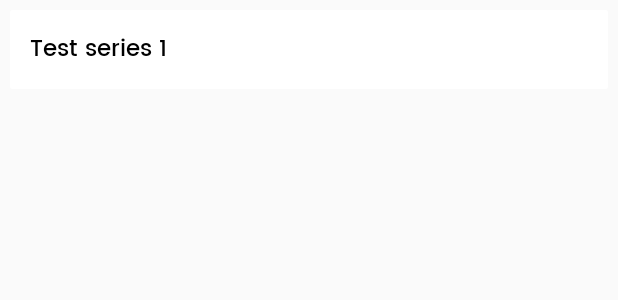
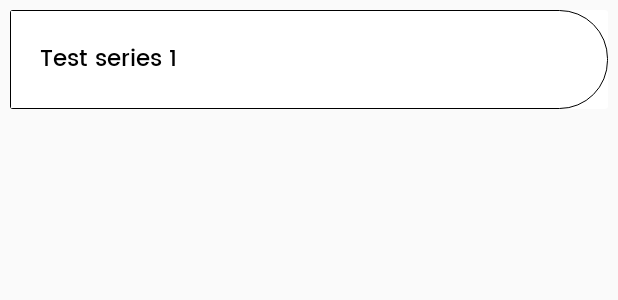
Before and after one commit to sagarkhawse/ItiTestVersionNew, an Android app: the layout item_test_series.xml on its own in the app's theme, with its tools: preview values and no code run, on a phone screen of 412 x 824 dp. Shown: the top 300 px of the screen. Run offline under Robolectric (Android 15) with nearby library versions, the phone set to English and light mode, and no system bars.

Commit message:
All done

```diff
--- a/app/src/main/res/drawable/bg_sidecurve_white.xml
+++ b/app/src/main/res/drawable/bg_sidecurve_white.xml
@@ -6,6 +6,8 @@
                 android:topRightRadius="32dp"
                 android:bottomRightRadius="32dp"/>
             <solid android:color="@color/color_white" />
+    <stroke android:color="@color/black" android:width="0.5dp"/>
         </shape>
     </item>
+
 </selector>
--- a/app/src/main/res/layout/item_subject.xml
+++ b/app/src/main/res/layout/item_subject.xml
@@ -33,14 +33,16 @@
                         android:layout_width="100dp"
                         android:layout_height="100dp"
                         android:layout_centerVertical="true"
+                        android:layout_alignParentEnd="true"
                         android:layout_margin="@dimen/_6sdp"
+                        android:paddingEnd="20dp"
                         android:scaleType="centerCrop"
                         android:src="@drawable/ic_google" />
 
                     <LinearLayout
                         android:layout_width="match_parent"
                         android:layout_height="match_parent"
-                        android:layout_toEndOf="@id/subjectImage"
+                        android:layout_toStartOf="@id/subjectImage"
                         android:gravity="center"
                         android:orientation="vertical"
                         android:padding="@dimen/_10sdp">
--- a/app/src/main/res/layout/item_test_series.xml
+++ b/app/src/main/res/layout/item_test_series.xml
@@ -10,8 +10,8 @@
 <RelativeLayout
     android:layout_width="match_parent"
     android:layout_height="wrap_content"
-    android:background="@color/color_white"
-    android:padding="@dimen/_5sdp">
+    android:background="@drawable/bg_sidecurve_white"
+    android:padding="@dimen/_10sdp">
 
     <TextView
         android:layout_width="match_parent"
```
